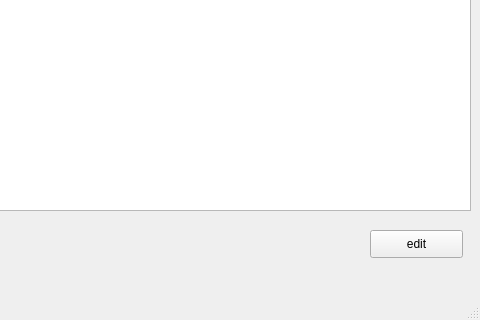
Qt form main.ui (ZolotarevAlexandr/cofffe_project) before a commit; both pictures show x 320 to 800 and y 280 to 600 of the 800 by 600 pixel window.
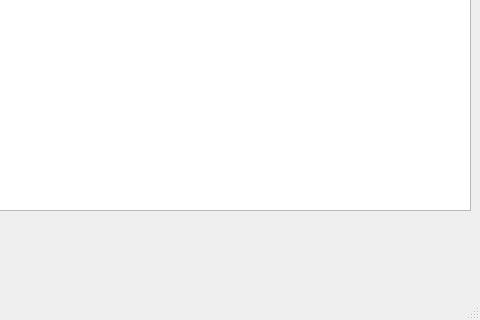
The same form after that commit.

What changed in the file:
```diff
--- a/main.ui
+++ b/main.ui
@@ -24,19 +24,6 @@
      </rect>
     </property>
    </widget>
-   <widget class="QPushButton" name="edit_btn">
-    <property name="geometry">
-     <rect>
-      <x>690</x>
-      <y>510</y>
-      <width>93</width>
-      <height>28</height>
-     </rect>
-    </property>
-    <property name="text">
-     <string>edit</string>
-    </property>
-   </widget>
   </widget>
   <widget class="QMenuBar" name="menubar">
    <property name="geometry">
```
Left out of the diff: 2 changed lines with no effect on the pictures.
